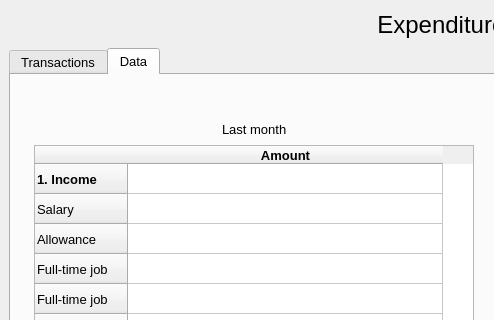
thinh-doan/Expenditure_Manager, file ui_files/Inter_MainWindow.ui: the form before one commit; both pictures show x 0 to 494 and y 0 to 320 of the 983 by 763 pixel window.
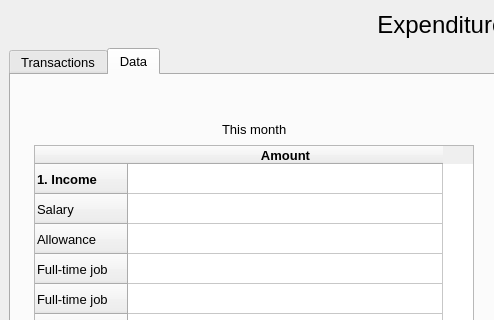
The form after the commit. The open tabs and pages were chosen to show the change.

```diff
--- a/ui_files/Inter_MainWindow.ui
+++ b/ui_files/Inter_MainWindow.ui
@@ -605,7 +605,7 @@
           <item>
            <widget class="QLabel" name="label_5">
             <property name="text">
-             <string>Last month</string>
+             <string>This month</string>
             </property>
            </widget>
           </item>
```
Left out of the diff: 6 changed lines with no effect on the pictures.
